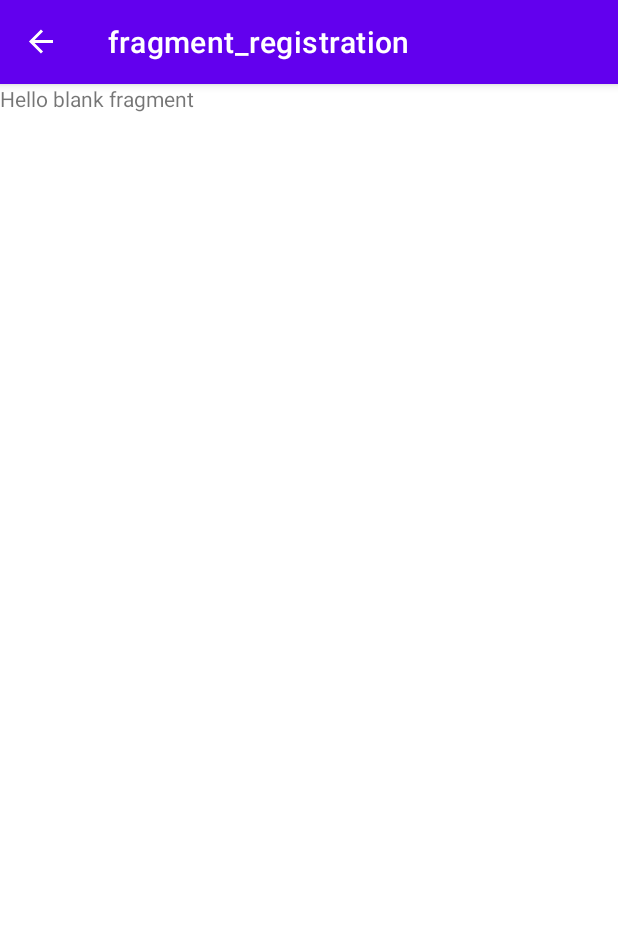
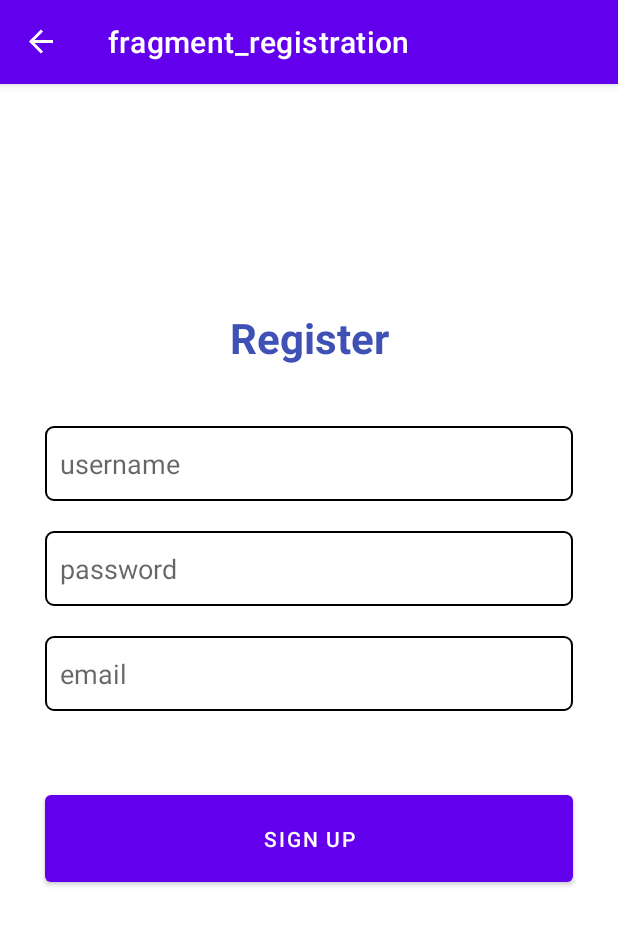
Before and after one commit to sagi21333/AndroidFinalProject, an Android app: the registrationFragment screen opened through its navigation route, on a phone screen of 412 x 824 dp. Shown: the top 925 px of the screen. Run offline under Robolectric (Android 15) with nearby library versions, the phone set to English and light mode, and no system bars; our stand-ins replace navigation-ui.

Commit message:
added registration UI

```diff
--- a/app/src/main/res/layout/fragment_registration.xml
+++ b/app/src/main/res/layout/fragment_registration.xml
@@ -1,5 +1,6 @@
 <?xml version="1.0" encoding="utf-8"?>
-<FrameLayout xmlns:android="http://schemas.android.com/apk/res/android"
+<androidx.constraintlayout.widget.ConstraintLayout xmlns:android="http://schemas.android.com/apk/res/android"
+    xmlns:app="http://schemas.android.com/apk/res-auto"
     xmlns:tools="http://schemas.android.com/tools"
     android:layout_width="match_parent"
     android:layout_height="match_parent"
@@ -7,8 +8,82 @@
 
     <!-- TODO: Update blank fragment layout -->
     <TextView
-        android:layout_width="match_parent"
-        android:layout_height="match_parent"
-        android:text="@string/hello_blank_fragment" />
+        android:id="@+id/registration_head_txtview"
+        android:layout_width="wrap_content"
+        android:layout_height="0dp"
+        android:layout_marginTop="150dp"
+        android:text="Register"
+        android:textColor="#3F51B5"
+        android:textSize="28sp"
+        android:textStyle="bold"
+        app:layout_constraintEnd_toEndOf="parent"
+        app:layout_constraintStart_toStartOf="parent"
+        app:layout_constraintTop_toTopOf="parent" />
 
-</FrameLayout>
+    <EditText
+        android:id="@+id/registration_username_edittxt"
+        android:layout_width="0dp"
+        android:layout_height="50dp"
+        android:layout_marginStart="30dp"
+        android:layout_marginTop="40dp"
+        android:layout_marginEnd="30dp"
+        android:background="@drawable/edittext_rounded"
+        android:ems="10"
+        android:hint="username"
+        android:inputType="textPersonName"
+        android:paddingStart="10dp"
+        android:paddingEnd="10dp"
+        app:layout_constraintEnd_toEndOf="parent"
+        app:layout_constraintHorizontal_bias="0.0"
+        app:layout_constraintStart_toStartOf="parent"
+        app:layout_constraintTop_toBottomOf="@+id/registration_head_txtview" />
+
+    <EditText
+        android:id="@+id/registration_password_edittxt"
+        android:layout_width="0dp"
+        android:layout_height="50dp"
+        android:layout_marginStart="30dp"
+        android:layout_marginTop="20dp"
+        android:layout_marginEnd="30dp"
+        android:background="@drawable/edittext_rounded"
+        android:ems="10"
+        android:hint="password"
+        android:inputType="textPassword"
+        android:paddingStart="10dp"
+        android:paddingEnd="10dp"
+        app:layout_constraintEnd_toEndOf="parent"
+        app:layout_constraintHorizontal_bias="0.0"
+        app:layout_constraintStart_toStartOf="parent"
+        app:layout_constraintTop_toBottomOf="@+id/registration_username_edittxt" />
+
+    <EditText
+        android:id="@+id/registration_email_edittxt"
+        android:layout_width="0dp"
+        android:layout_height="50dp"
+        android:layout_marginStart="30dp"
+        android:layout_marginTop="20dp"
+        android:layout_marginEnd="30dp"
+        android:background="@drawable/edittext_rounded"
+        android:ems="10"
+        android:hint="email"
+        android:paddingStart="10dp"
+        android:paddingEnd="10dp"
+        android:inputType="textEmailAddress"
+        app:layout_constraintEnd_toEndOf="parent"
+        app:layout_constraintStart_toStartOf="parent"
+        app:layout_constraintTop_toBottomOf="@+id/registration_password_edittxt" />
+
+    <Button
+        android:id="@+id/registration_signup_btn"
+        android:layout_width="0dp"
+        android:layout_height="70dp"
+        android:layout_marginStart="30dp"
+        android:layout_marginTop="50dp"
+        android:layout_marginEnd="30dp"
+        android:text="SIGN UP"
+        app:layout_constraintEnd_toEndOf="parent"
+        app:layout_constraintHorizontal_bias="0.0"
+        app:layout_constraintStart_toStartOf="parent"
+        app:layout_constraintTop_toBottomOf="@+id/registration_email_edittxt" />
+
+</androidx.constraintlayout.widget.ConstraintLayout>
```
